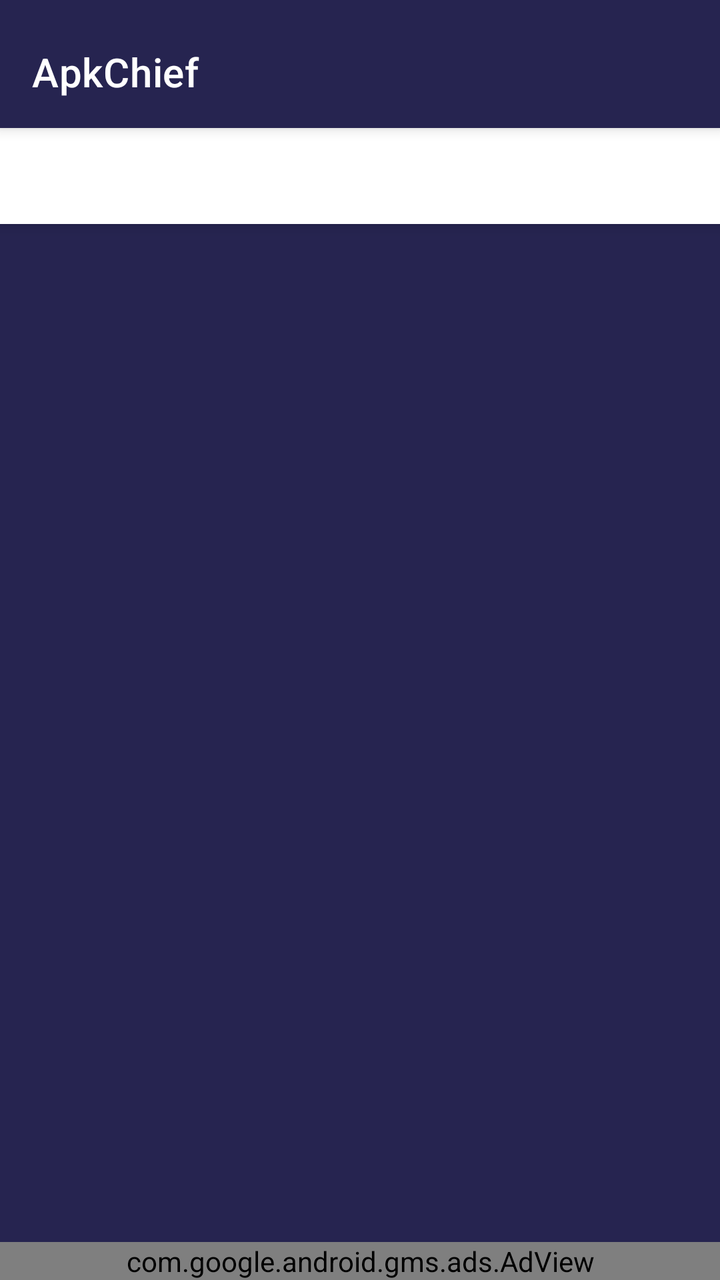
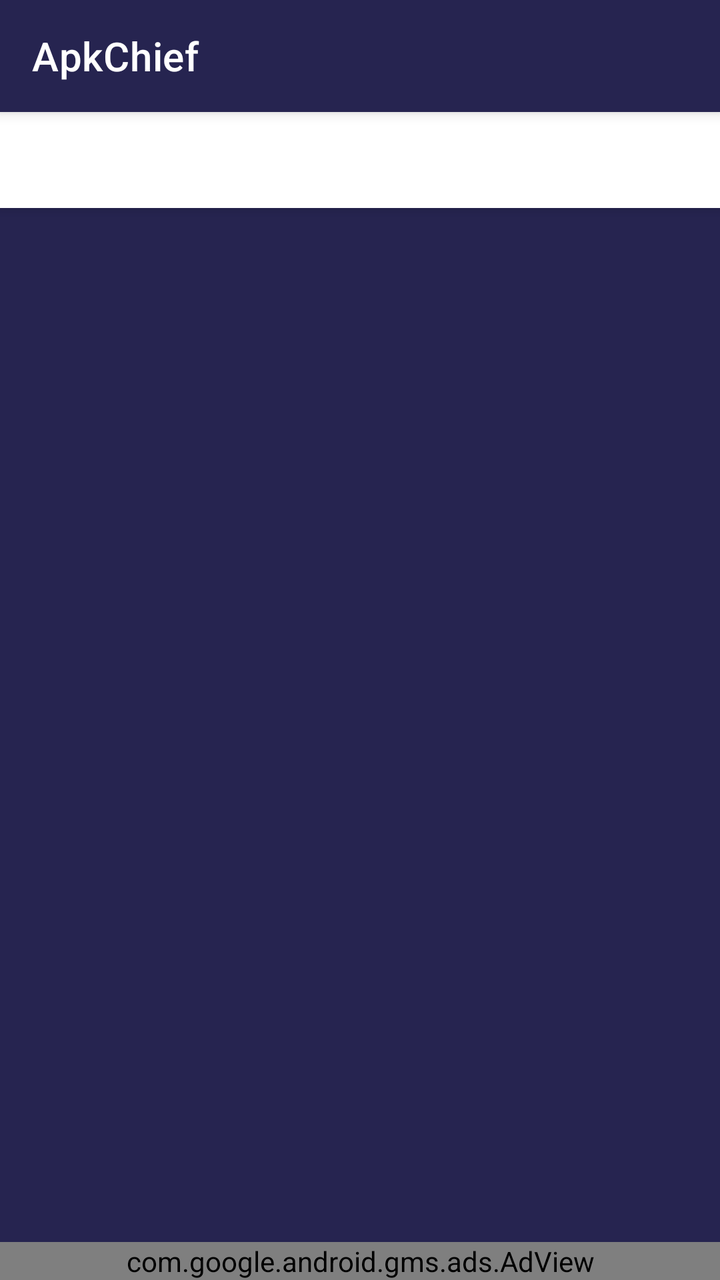

Compare the two renders of this Android layout. The source of the first and the diff that turns it into the second are given below.
<!-- AndroidManifest.xml: activity theme AppTheme.Launcher -->
<!-- res/layout/main.xml -->
<?xml version="1.0" encoding="utf-8"?>
<RelativeLayout xmlns:android="http://schemas.android.com/apk/res/android"
    xmlns:app="http://schemas.android.com/apk/res-auto"
    xmlns:tools="http://schemas.android.com/tools"
    android:layout_width="match_parent"
    android:layout_height="match_parent"
    android:orientation="vertical"
    android:fitsSystemWindows="true"
    android:background="?attr/colorPrimary"
    app:layout_behavior="@string/appbar_scrolling_view_behavior">

    <RelativeLayout
        android:layout_width="match_parent"
        android:layout_height="match_parent"
        android:layout_above="@id/ad_view"
        tools:background="@android:color/holo_green_dark">


        <androidx.coordinatorlayout.widget.CoordinatorLayout
            android:id="@+id/main_content"
            android:layout_width="match_parent"
            android:layout_height="match_parent"
            >
            
            <com.google.android.material.appbar.AppBarLayout
                android:id="@+id/appbar"
                android:layout_width="match_parent"
                android:layout_height="wrap_content"

                android:paddingTop="@dimen/appbar_padding_top">


                
                <androidx.appcompat.widget.Toolbar
                    android:id="@+id/toolbar"
                    style="@style/AppTheme.CoolBar"
                    android:layout_width="match_parent"
                    android:layout_height="?attr/actionBarSize"
                    android:layout_weight="1"
                    android:background="?attr/colorPrimary"
                    app:layout_scrollFlags="scroll|enterAlways"
                    app:title="@string/app_name_full">

                </androidx.appcompat.widget.Toolbar>

                <com.google.android.material.tabs.TabLayout
                    android:id="@+id/tabs"
                    android:layout_width="match_parent"
                    android:layout_height="wrap_content"
                    app:tabGravity="fill"
                    app:tabIndicatorColor="@color/tabIndicatorColor"
                    app:tabIndicatorHeight="4dp"
                    app:tabMaxWidth="0dp"
                    app:tabMode="fixed"
                    app:tabTextAppearance="@style/MyCustomTabText">

                    
                    
                    
                    
                    

                    
                    
                    
                    
                    

                    
                    
                    
                    
                    
                    

                </com.google.android.material.tabs.TabLayout>
            </com.google.android.material.appbar.AppBarLayout>

            
            

            <androidx.viewpager.widget.ViewPager
                android:id="@+id/container"
                android:layout_width="match_parent"
                android:layout_height="match_parent"
                app:layout_behavior="@string/appbar_scrolling_view_behavior" />

            
            
            
            
            
            
            

        </androidx.coordinatorlayout.widget.CoordinatorLayout>
    </RelativeLayout>

    <com.google.android.gms.ads.AdView
        android:id="@+id/ad_view"
        android:layout_width="match_parent"
        android:layout_height="wrap_content"
        android:layout_alignParentBottom="true"
        android:layout_centerHorizontal="true"
        app:adSize="BANNER"
        app:adUnitId="@string/b1" />
</RelativeLayout>
<!-- resources referenced by this layout -->
<resources>
  <color name="tabIndicatorColor">#FB8C00</color>
  <dimen name="appbar_padding_top">8dp</dimen>
  <string name="app_name_full" translatable="false">ApkChief</string>
  <string name="b1" translatable="false">ca-app-pub-5111357348858303/2944913764</string>
  <style name="AppTheme.CoolBar" parent="@style/Widget.MaterialComponents.Toolbar.Primary">
          <item name="colorControlNormal">#FF0000</item>
          <item name="android:theme">@style/AppThemePopupOverlay</item>
      </style>
  <style name="MyCustomTabText" parent="TextAppearance.Design.Tab">
          <item name="android:textSize">10sp</item>
      </style>
  <style name="AppTheme.Launcher" parent="AppTheme.NoActionBar">
          <item name="android:windowBackground">@drawable/window_gradient</item>
      </style>
  <style name="AppThemePopupOverlay" parent="ThemeOverlay.MaterialComponents.Toolbar.Primary">
  
  
          
          <item name="colorControlNormal">@color/colorControlNormal</item>
  
  
          
  
          
          
          
          
  
  
          
          
      </style>
  <style name="AppTheme.NoActionBar" parent="AppTheme">
          <item name="windowActionBar">false</item>
          <item name="windowNoTitle">true</item>
      </style>
  <!-- drawable window_gradient (drawable) -->
  <?xml version="1.0" encoding="utf-8"?>
  <layer-list xmlns:android="http://schemas.android.com/apk/res/android">
      <item android:drawable="@color/splash_screen_color" />
      <item android:gravity="center">
          <bitmap
              android:gravity="center"
              android:src="@drawable/ic_main_logo_110" />
      </item>
  </layer-list>
  <color name="colorControlNormal">#000000</color>
  <style name="AppTheme" parent="Theme.MaterialComponents.DayNight.NoActionBar">
          
          <item name="colorPrimary">@color/colorPrimary</item>
          <item name="colorPrimaryDark">@color/colorPrimaryDark</item>
          <item name="colorAccent">@color/colorAccent</item>
          <item name="colorPrimaryVariant">@color/colorPrimaryDark</item>
  
          
          <item name="colorSecondary">@color/teal_200</item>
          <item name="colorSecondaryVariant">@color/teal_700</item>
          <item name="colorOnSecondary">@color/black</item>
          
          <item name="android:statusBarColor" tools:targetApi="l">?attr/colorPrimaryVariant</item>
  
          
          
  
  
          
  
          <item name="logCardBackColor">#E1E6F1</item>
          <item name="logFileDrawable">@drawable/ic_log_file_card</item>
  
          
          <item name="colorOnPrimary">@android:color/white</item>
  
          
          <item name="android:textColorPrimary">#000000</item>
  
  
  
  
  
  
  
  
  
          
          <item name="android:colorControlNormal" tools:targetApi="lollipop">@color/colorControlNormal</item>
          <item name="colorControlNormal">@color/colorControlNormal</item>
  
      </style>
  <color name="splash_screen_color">#0033cc</color>
  <!-- drawable ic_main_logo_110: png bitmap (drawable, 9571 bytes) -->
  <color name="colorPrimary">#262450</color>
  <color name="colorPrimaryDark">#19173D</color>
  <color name="colorAccent">#FF6D00</color>
  <color name="teal_200">#FF03DAC5</color>
  <color name="teal_700">#FF018786</color>
  <color name="black">#FF000000</color>
  <!-- drawable ic_log_file_card (drawable) -->
  <?xml version="1.0" encoding="utf-8"?>
  <shape xmlns:android="http://schemas.android.com/apk/res/android">
      <solid android:color="#EBF3F9" />
      <stroke
          android:width="2dp"
          android:color="#3E3E3E" />
      <corners android:radius="4dp" />
  
  </shape>
</resources>

<!-- the commit's change to res/layout/main.xml (unified diff, before → after) -->
@@ -5,8 +5,8 @@
     android:layout_width="match_parent"
     android:layout_height="match_parent"
     android:orientation="vertical"
+    android:background="?attr/colorPrimary"
     android:fitsSystemWindows="true"
-    android:background="?attr/colorPrimary"
     app:layout_behavior="@string/appbar_scrolling_view_behavior">
 
     <RelativeLayout
@@ -25,9 +25,7 @@
             <com.google.android.material.appbar.AppBarLayout
                 android:id="@+id/appbar"
                 android:layout_width="match_parent"
-                android:layout_height="wrap_content"
-
-                android:paddingTop="@dimen/appbar_padding_top">
+                android:layout_height="wrap_content">
 
 
                 
<!-- resource entries referenced after the edit -->
@@ -1,7 +1,6 @@
 <!-- resources referenced by this layout -->
 <resources>
   <color name="tabIndicatorColor">#FB8C00</color>
-  <dimen name="appbar_padding_top">8dp</dimen>
   <string name="app_name_full" translatable="false">ApkChief</string>
   <string name="b1" translatable="false">ca-app-pub-5111357348858303/2944913764</string>
   <style name="AppTheme.CoolBar" parent="@style/Widget.MaterialComponents.Toolbar.Primary">
